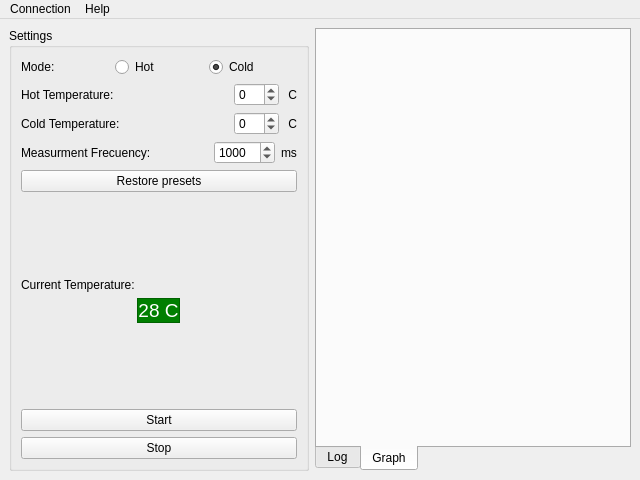
Qt form interface/designerFiles/mainWindow.ui (ccarb/ThermstUtils) before a commit.
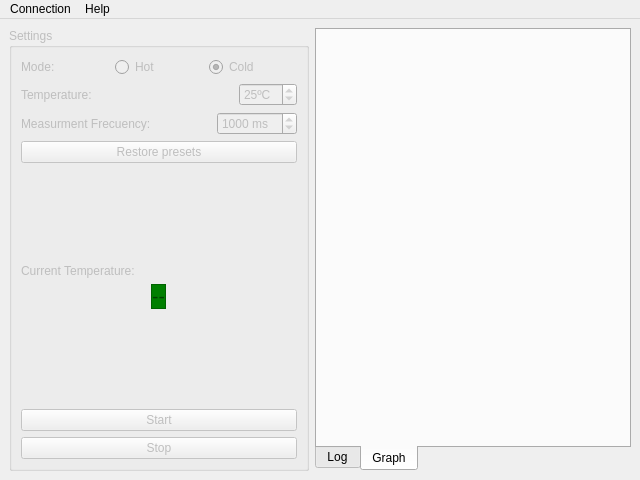
The same form after that commit. Icons and pictures are not drawn. Custom widgets are drawn as their Qt base class.

Commit message: Remove unnecesary input box + minor tweaks

```diff
--- a/interface/designerFiles/mainWindow.ui
+++ b/interface/designerFiles/mainWindow.ui
@@ -36,6 +36,9 @@
    <layout class="QHBoxLayout" name="horizontalLayout">
     <item>
      <widget class="QGroupBox" name="settingsBox">
+      <property name="enabled">
+       <bool>false</bool>
+      </property>
       <property name="minimumSize">
        <size>
         <width>300</width>
@@ -88,7 +91,7 @@
          <item>
           <widget class="QLabel" name="hotTemperatureLabel">
            <property name="text">
-            <string>Hot Temperature:</string>
+            <string>Temperature:</string>
            </property>
           </widget>
          </item>
@@ -106,60 +109,18 @@
           </spacer>
          </item>
          <item>
-          <widget class="QSpinBox" name="hotTemperatureInputBox">
-           <property name="minimum">
-            <number>-10</number>
+          <widget class="QSpinBox" name="temperatureInputBox">
+           <property name="suffix">
+            <string>ºC</string>
            </property>
-           <property name="maximum">
-            <number>50</number>
-           </property>
-          </widget>
-         </item>
-         <item>
-          <widget class="QLabel" name="hotTempCelsiusLabel">
-           <property name="text">
-            <string> C</string>
-           </property>
-          </widget>
-         </item>
-        </layout>
-       </item>
-       <item>
-        <layout class="QHBoxLayout" name="setColdTemperatureLayout">
-         <item>
-          <widget class="QLabel" name="coldTemperatureLabel">
-           <property name="text">
-            <string>Cold Temperature:</string>
-           </property>
-          </widget>
-         </item>
-         <item>
-          <spacer name="coldTempSpacer">
-           <property name="orientation">
-            <enum>Qt::Horizontal</enum>
-           </property>
-           <property name="sizeHint" stdset="0">
-            <size>
-             <width>40</width>
-             <height>20</height>
-            </size>
-           </property>
-          </spacer>
-         </item>
-         <item>
-          <widget class="QSpinBox" name="coldTemperatureInputBox">
            <property name="minimum">
             <number>-10</number>
            </property>
            <property name="maximum">
             <number>50</number>
            </property>
-          </widget>
-         </item>
-         <item>
-          <widget class="QLabel" name="coldTempCelsiusLabel">
-           <property name="text">
-            <string> C</string>
+           <property name="value">
+            <number>25</number>
            </property>
           </widget>
          </item>
@@ -189,6 +150,9 @@
          </item>
          <item>
           <widget class="QSpinBox" name="freqMeasurementInputBox">
+           <property name="suffix">
+            <string> ms</string>
+           </property>
            <property name="minimum">
             <number>500</number>
            </property>
@@ -200,13 +164,6 @@
            </property>
           </widget>
          </item>
-         <item>
-          <widget class="QLabel" name="freqMeasMSLabel">
-           <property name="text">
-            <string>ms</string>
-           </property>
-          </widget>
-         </item>
         </layout>
        </item>
        <item>
@@ -239,7 +196,7 @@
        <item alignment="Qt::AlignHCenter">
         <widget class="QLabel" name="temperatureDisplay">
          <property name="enabled">
-          <bool>true</bool>
+          <bool>false</bool>
          </property>
          <property name="sizePolicy">
           <sizepolicy hsizetype="Fixed" vsizetype="Preferred">
@@ -683,7 +640,7 @@
           <enum>QFrame::Raised</enum>
          </property>
          <property name="text">
-          <string>28 C</string>
+          <string>--</string>
          </property>
          <property name="textFormat">
           <enum>Qt::PlainText</enum>
```
Left out of the diff: 123 changed lines with no effect on the pictures. The commit also changes 2 other files.
